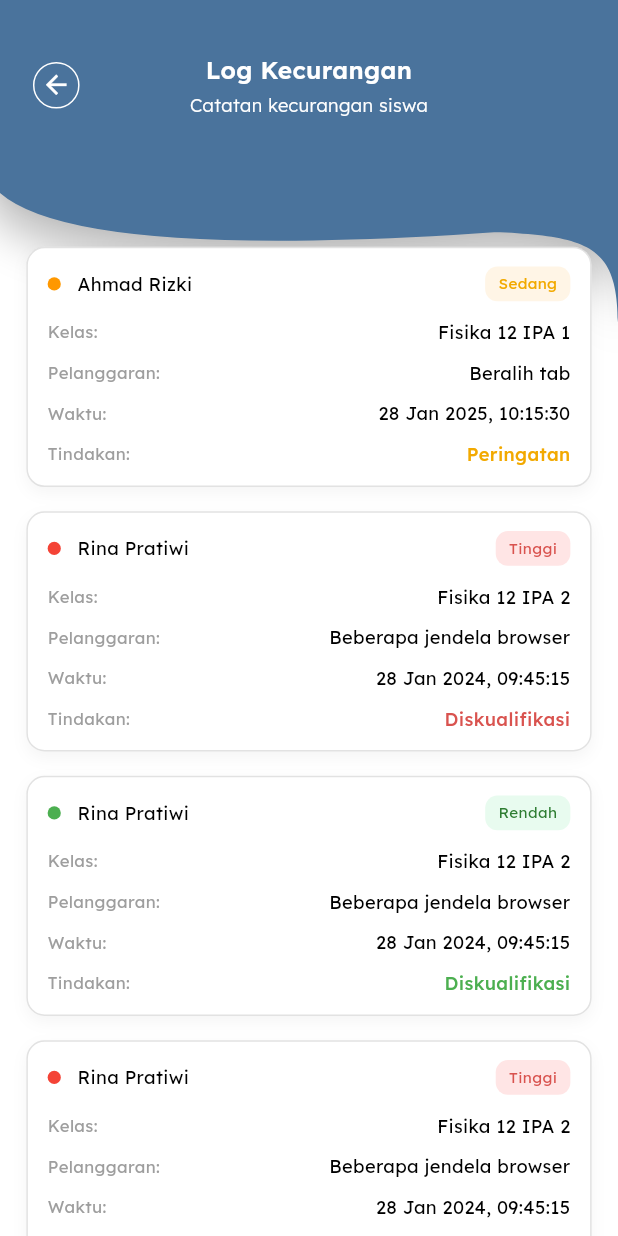
After one commit to Alif-Fikri/sekolah, a Flutter app: the CheatingLogPage screen opened directly, on a phone screen of 412 x 824 dp. The commit adds this screen. Run offline on Flutter 3.47's test engine with Material 3 defaults, Android fonts, the phone set to English and light mode, and no system bars; our stand-ins replace flutter_screenutil.

Commit message:
feat: cheating log

```diff
--- /dev/null
+++ b/lib/screen/home/cheating/cheating_log.dart
@@ -0,0 +1,289 @@
+import 'package:flutter/material.dart';
+import 'package:flutter_screenutil/flutter_screenutil.dart';
+import 'package:sekolah/common/appbar.dart';
+import 'package:sekolah/common/colors.dart';
+import 'package:sekolah/common/lexend_textstyle.dart';
+
+class CheatingLogPage extends StatelessWidget {
+  const CheatingLogPage({super.key});
+
+  @override
+  Widget build(BuildContext context) {
+    final items = [
+      {
+        'name': 'Ahmad Rizki',
+        'kelas': 'Fisika 12 IPA 1',
+        'pelanggaran': 'Beralih tab',
+        'waktu': '28 Jan 2025, 10:15:30',
+        'tindakan': 'Peringatan',
+        'level': 'sedang',
+      },
+      {
+        'name': 'Rina Pratiwi',
+        'kelas': 'Fisika 12 IPA 2',
+        'pelanggaran': 'Beberapa jendela browser',
+        'waktu': '28 Jan 2024, 09:45:15',
+        'tindakan': 'Diskualifikasi',
+        'level': 'tinggi',
+      },
+      {
+        'name': 'Rina Pratiwi',
+        'kelas': 'Fisika 12 IPA 2',
+        'pelanggaran': 'Beberapa jendela browser',
+        'waktu': '28 Jan 2024, 09:45:15',
+        'tindakan': 'Diskualifikasi',
+        'level': 'rendah',
+      },
+      {
+        'name': 'Rina Pratiwi',
+        'kelas': 'Fisika 12 IPA 2',
+        'pelanggaran': 'Beberapa jendela browser',
+        'waktu': '28 Jan 2024, 09:45:15',
+        'tindakan': 'Diskualifikasi',
+        'level': 'tinggi',
+      },
+      {
+        'name': 'Rina Pratiwi',
+        'kelas': 'Fisika 12 IPA 2',
+        'pelanggaran': 'Beberapa jendela browser',
+        'waktu': '28 Jan 2024, 09:45:15',
+        'tindakan': 'Diskualifikasi',
+        'level': 'tinggi',
+      },
+    ];
+
+    return Scaffold(
+      backgroundColor: AppColors.white,
+      body: Column(
+        children: [
+          Stack(
+            children: [
+              CustomPaint(
+                painter: CustomBackgroundPainter(),
+                size: Size(
+                  MediaQuery.of(context).size.width,
+                  MediaQuery.of(context).size.height * 0.18,
+                ),
+              ),
+              SafeArea(
+                child: Padding(
+                  padding: EdgeInsets.symmetric(
+                    horizontal: 20.w,
+                    vertical: 12.h,
+                  ),
+                  child: SizedBox(
+                    height: 88.h,
+                    child: Stack(
+                      alignment: Alignment.center,
+                      children: [
+                        Align(
+                          alignment: Alignment.centerLeft,
+                          child: GestureDetector(
+                            onTap: () => Navigator.pop(context),
+                            child: Container(
+                              padding: EdgeInsets.all(4.w),
+                              decoration: BoxDecoration(
+                                border: Border.all(color: Colors.white),
+                                borderRadius: BorderRadius.circular(20.r),
+                              ),
+                              child: Icon(
+                                Icons.arrow_back,
+                                color: Colors.white,
+                                size: 20.sp,
+                              ),
+                            ),
+                          ),
+                        ),
+                        Column(
+                          mainAxisSize: MainAxisSize.min,
+                          children: [
+                            Text(
+                              'Log Kecurangan',
+                              textAlign: TextAlign.center,
+                              style: LexendTextStyle.semiBold(
+                                16.sp,
+                                color: Colors.white,
+                              ),
+                            ),
+                            SizedBox(height: 4.h),
+                            Text(
+                              'Catatan kecurangan siswa',
+                              textAlign: TextAlign.center,
+                              style: LexendTextStyle.light(
+                                12.sp,
+                                color: Colors.white,
+                              ),
+                            ),
+                          ],
+                        ),
+                      ],
+                    ),
+                  ),
+                ),
+              ),
+            ],
+          ),
+          Expanded(
+            child: SingleChildScrollView(
+              padding: EdgeInsets.symmetric(horizontal: 16.w, vertical: 16.h),
+              child: Column(
+                children:
+                    items.map((e) {
+                      final level = e['level'];
+                      Color dotColor = Colors.orange;
+                      Color badgeBg = AppColors.badgeaktif;
+                      Color badgeText = const Color(0xff27AE60);
+                      String levelText = 'Sedang';
+
+                      if (level == 'tinggi') {
+                        dotColor = Colors.red;
+                        badgeBg = const Color(0xffffe5e5);
+                        badgeText = const Color(0xffd9534f);
+                        levelText = 'Tinggi';
+                      } else if (level == 'sedang') {
+                        dotColor = Colors.orange;
+                        badgeBg = const Color(0xfffff5e6);
+                        badgeText = const Color(0xfff2a900);
+                        levelText = 'Sedang';
+                      } else {
+                        dotColor = Colors.green;
+                        badgeBg = const Color(0xffe8fbef);
+                        badgeText = const Color(0xff2e7d32);
+                        levelText = 'Rendah';
+                      }
+
+                      return Container(
+                        margin: EdgeInsets.only(bottom: 16.h),
+                        decoration: BoxDecoration(
+                          color: Colors.white,
+                          borderRadius: BorderRadius.circular(12.r),
+                          border: Border.all(
+                            color: AppColors.grey.withOpacity(0.3),
+                          ),
+                          boxShadow: [
+                            BoxShadow(
+                              color: Colors.black.withOpacity(0.04),
+                              blurRadius: 8,
+                              offset: const Offset(0, 4),
+                            ),
+                          ],
+                        ),
+                        child: Padding(
+                          padding: EdgeInsets.symmetric(
+                            horizontal: 12.w,
+                            vertical: 12.h,
+                          ),
+                          child: Column(
+                            children: [
+                              Row(
+                                children: [
+                                  Container(
+                                    width: 8.w,
+                                    height: 8.w,
+                                    decoration: BoxDecoration(
+                                      color: dotColor,
+                                      shape: BoxShape.circle,
+                                    ),
+                                  ),
+                                  SizedBox(width: 10.w),
+                                  Expanded(
+                                    child: Text(
+                                      e['name'] ?? '',
+                                      style: LexendTextStyle.regular(
+                                        12.sp,
+                                        color: AppColors.black,
+                                      ),
+                                    ),
+                                  ),
+                                  Container(
+                                    padding: EdgeInsets.symmetric(
+                                      horizontal: 8.w,
+                                      vertical: 4.h,
+                                    ),
+                                    decoration: BoxDecoration(
+                                      color: badgeBg,
+                                      borderRadius: BorderRadius.circular(8.r),
+                                    ),
+                                    child: Text(
+                                      levelText,
+                                      style: LexendTextStyle.regular(
+                                        10.sp,
+                                        color: badgeText,
+                                      ),
+                                    ),
+                                  ),
+                                ],
+                              ),
+                              SizedBox(height: 12.h),
+                              TableLayoutRow(
+                                label: 'Kelas:',
+                                value: e['kelas'] ?? '',
+                              ),
+                              SizedBox(height: 10.h),
+                              TableLayoutRow(
+                                label: 'Pelanggaran:',
+                                value: e['pelanggaran'] ?? '',
+                              ),
+                              SizedBox(height: 10.h),
+                              TableLayoutRow(
+                                label: 'Waktu:',
+                                value: e['waktu'] ?? '',
+                              ),
+                              SizedBox(height: 10.h),
+                              TableLayoutRow(
+                                label: 'Tindakan:',
+                                value: e['tindakan'] ?? '',
+                                valueStyle: LexendTextStyle.medium(
+                                  12.sp,
+                                  color:
+                                      level == 'tinggi'
+                                          ? const Color(0xffd9534f)
+                                          : level == 'sedang'
+                                          ? const Color(0xfff2a900)
+                                          : Colors.green,
+                                ),
+                              ),
+                            ],
+                          ),
+                        ),
+                      );
+                    }).toList(),
+              ),
+            ),
+          ),
+        ],
+      ),
+    );
+  }
+}
+
+class TableLayoutRow extends StatelessWidget {
+  final String label;
+  final String value;
+  final TextStyle? labelStyle;
+  final TextStyle? valueStyle;
+
+  const TableLayoutRow({
+    super.key,
+    required this.label,
+    required this.value,
+    this.labelStyle,
+    this.valueStyle,
+  });
+
+  @override
+  Widget build(BuildContext context) {
+    return Row(
+      mainAxisAlignment: MainAxisAlignment.spaceBetween,
+      children: [
+        Text(
+          label,
+          style:
+              labelStyle ??
+              LexendTextStyle.regular(11.sp, color: AppColors.grey),
+        ),
+        Text(value, style: valueStyle ?? LexendTextStyle.regular(12.sp)),
+      ],
+    );
+  }
+}
--- a/lib/screen/home/home_screen.dart
+++ b/lib/screen/home/home_screen.dart
@@ -2,6 +2,7 @@ import 'package:flutter/material.dart';
 import 'package:flutter_screenutil/flutter_screenutil.dart';
 import 'package:sekolah/common/colors.dart';
 import 'package:sekolah/common/lexend_textstyle.dart';
+import 'package:sekolah/screen/home/cheating/cheating_log.dart';
 import 'package:sekolah/screen/home/quick_action/exam/create_exam.dart';
 import 'package:sekolah/screen/home/quick_action/export/export_nilai.dart';
 import 'package:sekolah/screen/home/quick_action/scan/scan_answer.dart';
@@ -181,7 +182,14 @@ class _HomePageState extends State<HomePage> {
                         _quickAction(
                           "assets/icons/icon_log.png",
                           'Cheating Log',
-                          () {},
+                          () {
+                            Navigator.push(
+                              context,
+                              MaterialPageRoute(
+                                builder: (context) => CheatingLogPage(),
+                              ),
+                            );
+                          },
                         ),
                         _quickAction(
                           "assets/icons/icon_export.png",
--- a/lib/screen/home/quick_action/exam/create_exam.dart
+++ b/lib/screen/home/quick_action/exam/create_exam.dart
@@ -70,7 +70,7 @@ class CreateExamPage extends StatelessWidget {
                                   "Siapkan Ujian Untuk Siswa",
                                   textAlign: TextAlign.center,
                                   style: LexendTextStyle.light(
-                                    11.sp,
+                                    12.sp,
                                     color: Colors.white,
                                   ),
                                 ),
--- a/lib/screen/home/quick_action/scan/scan_answer.dart
+++ b/lib/screen/home/quick_action/scan/scan_answer.dart
@@ -66,7 +66,7 @@ class ScanAnswerPage extends StatelessWidget {
                               'Scan lembar jawaban siswa',
                               textAlign: TextAlign.center,
                               style: LexendTextStyle.light(
-                                11.sp,
+                                12.sp,
                                 color: Colors.white,
                               ),
                             ),
```
